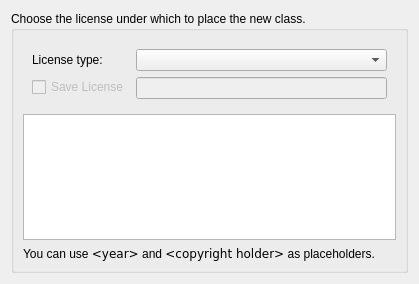
First picture: the form in plugins/filetemplates/ui/licensechooser.ui, repository KDE/kdevelop, before the edit.
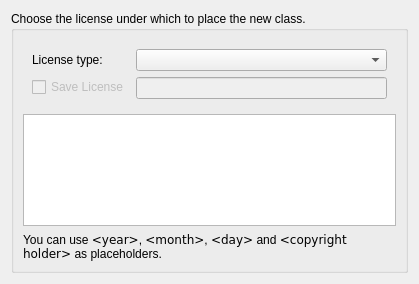
Second picture: the form after the edit. Custom widgets are drawn as their Qt base class.

Commit message: Added <month> and <day> as placeholders in license templates.

What changed in the file:
```diff
--- a/plugins/filetemplates/ui/licensechooser.ui
+++ b/plugins/filetemplates/ui/licensechooser.ui
@@ -85,7 +85,7 @@
       <item>
        <widget class="QLabel" name="label_2">
         <property name="text">
-         <string>&lt;p&gt;You can use &lt;code&gt;&amp;lt;year&amp;gt;&lt;/code&gt; and &lt;code&gt;&amp;lt;copyright holder&amp;gt;&lt;/code&gt; as placeholders.&lt;/p&gt;</string>
+         <string>&lt;p&gt;You can use &lt;code&gt;&amp;lt;year&amp;gt;&lt;/code&gt;, &lt;code&gt;&amp;lt;month&amp;gt;&lt;/code&gt;, &lt;code&gt;&amp;lt;day&amp;gt;&lt;/code&gt; and &lt;code&gt;&amp;lt;copyright holder&amp;gt;&lt;/code&gt; as placeholders.&lt;/p&gt;</string>
         </property>
         <property name="textFormat">
          <enum>Qt::RichText</enum>
```
The commit also changes 1 other file.
